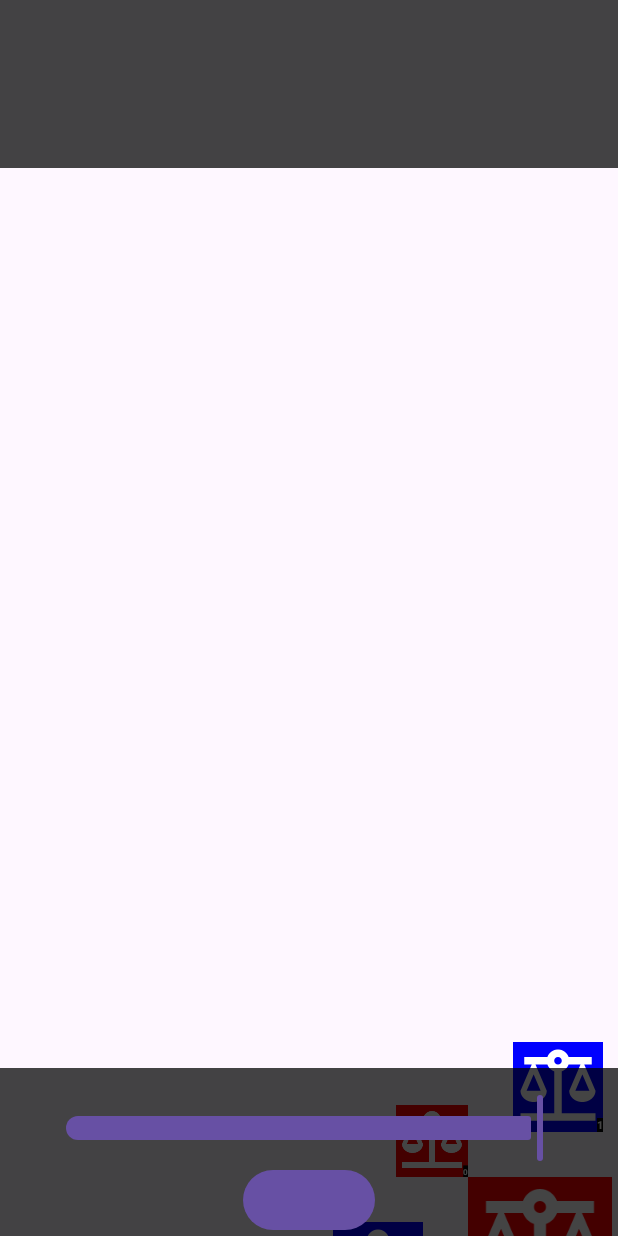
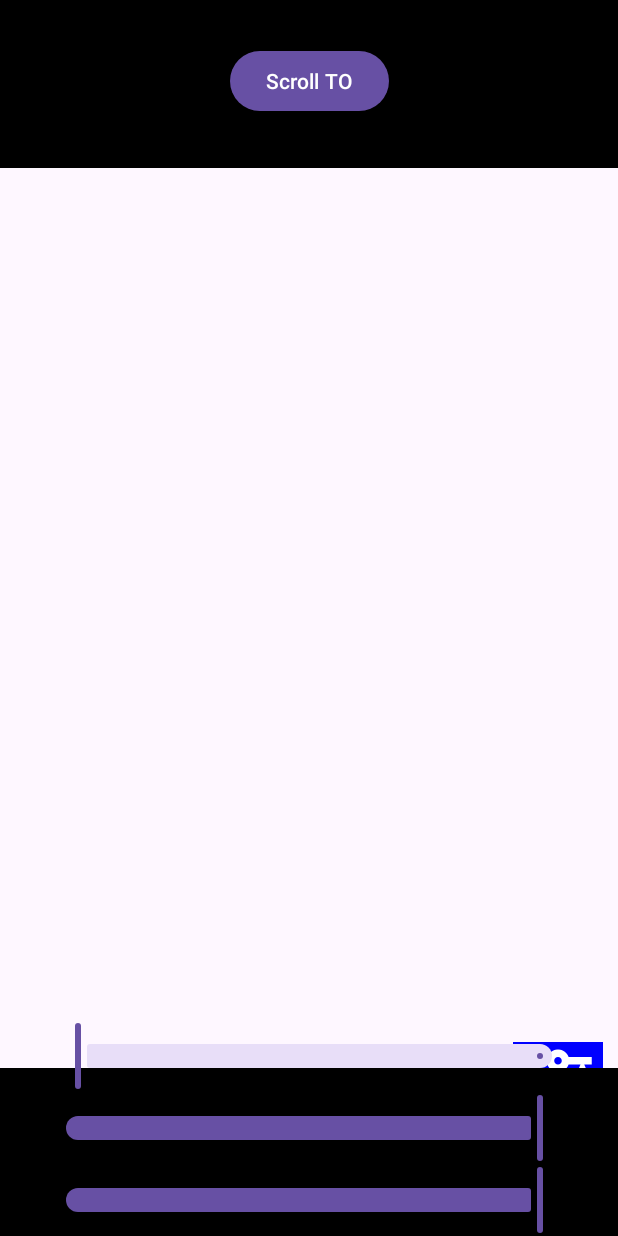
Before and after one commit to StorenL/WearLauncher, an Android app: the screen it shows after launch (MainActivity), on a phone screen of 412 x 824 dp. Run offline under Robolectric (Android 15) with nearby library versions, the phone set to English and light mode, and no system bars.

Commit message:
Add more slide ctrl

```diff
--- a/app/src/main/java/com/lazeg/wearlauncher/HoleView.kt
+++ b/app/src/main/java/com/lazeg/wearlauncher/HoleView.kt
@@ -18,6 +18,13 @@ class HoleView @JvmOverloads constructor(
     private val holePath = Path()
     private val viewPath = Path()
 
+    private var roundRadius = 0f
+
+    fun updateRoundRadius(radius: Float) {
+        roundRadius = radius * 450
+        invalidate()
+    }
+
     override fun onDraw(canvas: Canvas) {
         holePath.reset()
 //        holePath.addCircle(width / 2f, height / 2f, 450f, Path.Direction.CW)
@@ -26,14 +33,14 @@ class HoleView @JvmOverloads constructor(
             height / 2f - 450f,
             width / 2f + 450f,
             height / 2f + 450f,
-            30f, 30f,
+            roundRadius, roundRadius,
             Path.Direction.CW
         )
         viewPath.reset()
         viewPath.addRect(0F, 0F, width.toFloat(), height.toFloat(), Path.Direction.CW)
         viewPath.op(holePath, Path.Op.DIFFERENCE)
         canvas.withClip(viewPath) {
-            drawColor("#BB000000".toColorInt())
+            drawColor("#000000".toColorInt())
 //            drawColor("#FFFFFF".toColorInt())
         }
     }
--- a/app/src/main/java/com/lazeg/wearlauncher/MainActivity.kt
+++ b/app/src/main/java/com/lazeg/wearlauncher/MainActivity.kt
@@ -39,8 +39,15 @@ class MainActivity : AppCompatActivity() {
         }
 
         mBinding.slideEffect.addOnChangeListener { slide, value, b ->
-            Log.d(TAG, "onCreate: $value, $b")
             lensLayoutManager.updateEffect(value)
+        }
+
+        mBinding.slideMask.addOnChangeListener { slide, value, b ->
+            mBinding.viewBoard.alpha = value
+        }
+
+        mBinding.slideMaskRound.addOnChangeListener { slide, value, b ->
+            mBinding.viewBoard.updateRoundRadius(value)
         }
     }
 
--- a/app/src/main/res/layout/activity_main.xml
+++ b/app/src/main/res/layout/activity_main.xml
@@ -30,22 +30,48 @@
         app:layout_constraintTop_toTopOf="parent" />
 
     <com.google.android.material.slider.Slider
-        android:id="@+id/slideEffect"
-        android:valueFrom="0"
-        android:valueTo="1"
-        android:value="1"
+        android:id="@+id/slideMaskRound"
         android:layout_width="match_parent"
         android:layout_height="wrap_content"
         android:layout_marginHorizontal="30dp"
-        app:layout_constraintStart_toStartOf="parent"
+        android:value="0"
+        android:valueFrom="0"
+        android:valueTo="1"
+        app:layout_constraintBottom_toTopOf="@+id/slideMask"
         app:layout_constraintEnd_toEndOf="parent"
-        app:layout_constraintBottom_toTopOf="@+id/btnScrollTo" />
+        app:layout_constraintStart_toStartOf="parent" />
+
+    <com.google.android.material.slider.Slider
+        android:id="@+id/slideMask"
+        android:layout_width="match_parent"
+        android:layout_height="wrap_content"
+        android:layout_marginHorizontal="30dp"
+        android:value="1"
+        android:valueFrom="0"
+        android:valueTo="1"
+        app:layout_constraintBottom_toTopOf="@+id/slideEffect"
+        app:layout_constraintEnd_toEndOf="parent"
+        app:layout_constraintStart_toStartOf="parent" />
+
+    <com.google.android.material.slider.Slider
+        android:id="@+id/slideEffect"
+        android:layout_width="match_parent"
+        android:layout_height="wrap_content"
+        android:layout_marginHorizontal="30dp"
+        android:value="1"
+        android:valueFrom="0"
+        android:valueTo="1"
+        app:layout_constraintBottom_toBottomOf="parent"
+        app:layout_constraintEnd_toEndOf="parent"
+        app:layout_constraintStart_toStartOf="parent" />
 
     <Button
         android:id="@+id/btnScrollTo"
         android:layout_width="wrap_content"
         android:layout_height="wrap_content"
+        android:layout_marginTop="30dp"
+        android:text="Scroll TO"
+        app:layout_constraintEnd_toEndOf="parent"
         app:layout_constraintStart_toStartOf="parent"
-        app:layout_constraintEnd_toEndOf="parent"
-        app:layout_constraintBottom_toBottomOf="parent" />
+        app:layout_constraintTop_toTopOf="parent" />
 </androidx.constraintlayout.widget.ConstraintLayout>
```
